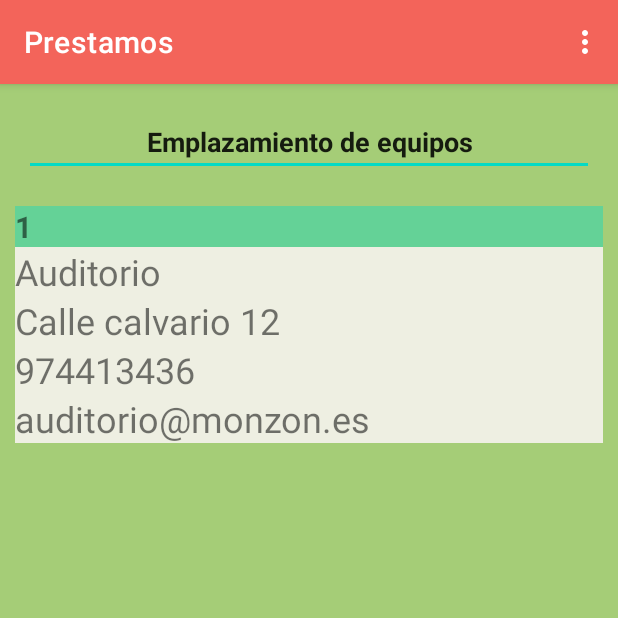
After one commit to alberto-araguas/prestamos2, an Android app: the LugaresActivity screen opened directly, with no data from a screen before it, on a phone screen of 412 x 824 dp, the top half of it. The commit adds this screen. Run offline under Robolectric (Android 15) with nearby library versions, the phone set to English and light mode, and no system bars.

Commit message:
activity lugares con menu

```diff
--- a/app/src/main/AndroidManifest.xml
+++ b/app/src/main/AndroidManifest.xml
@@ -18,6 +18,9 @@
         android:theme="@style/Theme.prestamostheme">
         <activity
             android:name=".FamiliaActivity"
+            android:exported="false" />
+        <activity
+            android:name=".LugaresActivity"
             android:exported="false" />
         <activity android:name="com.aaraguas.ilernaprestamos.SplashscreenActivity">
             <intent-filter>
--- /dev/null
+++ b/app/src/main/java/com/aaraguas/ilernaprestamos/Adapters/RecycleViewAdapterLugares.kt
@@ -0,0 +1,69 @@
+package com.aaraguas.ilernaprestamos.Adapters
+
+import android.content.Context
+import android.database.Cursor
+import android.view.LayoutInflater
+import android.view.View
+import android.view.ViewGroup
+import android.widget.TextView
+import androidx.recyclerview.widget.RecyclerView
+import com.aaraguas.ilernaprestamos.R
+import com.aaraguas.ilernaprestamos.databinding.ItemLugaresBinding
+
+class RecycleViewAdapterLugares
+    : RecyclerView.Adapter<RecycleViewAdapterLugares.ViewHolder>(){
+
+    lateinit var context : Context
+    lateinit var cursor : Cursor
+
+        inner class ViewHolder: RecyclerView.ViewHolder{
+
+            val idLugar: TextView
+            val NombreLugar: TextView
+            val DireccionLugar: TextView
+            val TelefonoLugar: TextView
+            val CorreoLugar: TextView
+
+
+            constructor(view: View) : super(view) {
+                val bindingItemsRV = ItemLugaresBinding.bind(view)
+
+                idLugar = bindingItemsRV.viewLugarId
+                NombreLugar= bindingItemsRV.viewNombreLugar
+                DireccionLugar= bindingItemsRV.viewDireccionLugar
+                TelefonoLugar= bindingItemsRV.viewTelefonoLugar
+                CorreoLugar= bindingItemsRV.viewCorreoLugar
+
+            }
+        }
+
+    override fun onCreateViewHolder(parent: ViewGroup, viewType: Int): ViewHolder {
+        val inflater = LayoutInflater.from(parent.context)
+        return ViewHolder(inflater.inflate(R.layout.item_lugares, parent, false))
+    }
+
+    override fun onBindViewHolder(holder: ViewHolder, position: Int) {
+        cursor.moveToPosition(position)
+
+        holder.idLugar.text=cursor.getString(0)
+        holder.NombreLugar.text=cursor.getString(1)
+        holder.DireccionLugar.text=cursor.getString(2)
+        holder.TelefonoLugar.text=cursor.getString(3)
+        holder.CorreoLugar.text=cursor.getString(4)
+
+    }
+
+    override fun getItemCount(): Int {
+       if (cursor == null)
+           return 0
+        else
+            return cursor.count
+    }
+
+    fun RecycleViewAdapterLugares(context : Context, cursor : Cursor) {
+        this.context = context
+        this.cursor = cursor
+
+
+    }
+}
--- /dev/null
+++ b/app/src/main/java/com/aaraguas/ilernaprestamos/LugaresActivity.kt
@@ -0,0 +1,88 @@
+package com.aaraguas.ilernaprestamos
+
+import android.content.Intent
+import android.database.Cursor
+import android.database.sqlite.SQLiteDatabase
+import androidx.appcompat.app.AppCompatActivity
+import android.os.Bundle
+import android.view.LayoutInflater
+import android.view.Menu
+import android.view.MenuInflater
+import android.view.MenuItem
+import android.widget.ArrayAdapter
+import android.widget.Spinner
+import androidx.appcompat.app.AlertDialog
+import androidx.recyclerview.widget.LinearLayoutManager
+import com.aaraguas.ilernaprestamos.Adapters.RecycleViewAdapterLugares
+import com.aaraguas.ilernaprestamos.R
+import com.aaraguas.ilernaprestamos.databinding.ActivityLugaresBinding
+import kotlinx.android.synthetic.main.layout_busca.*
+
+class LugaresActivity: AppCompatActivity() {
+
+    private lateinit var binding: ActivityLugaresBinding
+    private lateinit var lugaresDBHelper: dbaseSQLiteHelper
+    private lateinit var db: SQLiteDatabase
+
+
+    override fun onCreate(savedInstanceState: Bundle?) {
+        super.onCreate(savedInstanceState)
+
+        binding = ActivityLugaresBinding.inflate(layoutInflater)
+        setContentView(binding.root)
+
+        lugaresDBHelper=dbaseSQLiteHelper(this)
+
+        lugaresDBHelper.agregarLugar("Auditorio","Calle calvario 12",974413436,"auditorio@monzon.es")
+
+
+        db=lugaresDBHelper.readableDatabase
+
+        val cursor : Cursor = db.rawQuery("SELECT * FROM lugares",null)
+
+        val adaptador = RecycleViewAdapterLugares()
+        adaptador.RecycleViewAdapterLugares(this, cursor)
+
+        binding.listaLugares.setHasFixedSize(true)
+        binding.listaLugares.layoutManager= LinearLayoutManager(this)
+        binding.listaLugares.adapter=adaptador
+    }
+
+    override fun onDestroy() {
+        super.onDestroy()
+        db.close()
+    }
+
+
+    override fun onCreateOptionsMenu(menu: Menu?): Boolean {
+        val inflater: MenuInflater = menuInflater
+        inflater.inflate(R.menu.menu_lugares, menu)
+        return true
+    }
+
+    override fun onOptionsItemSelected(item: MenuItem): Boolean {
+
+        return when (item.itemId) {
+
+            R.id.opLugarInsertar -> {
+
+                true
+            }
+            R.id.opLugarBorrar -> {
+                true
+            }
+            R.id.opLugarVolver -> {
+                val intent = Intent(this, MainActivity::class.java).apply {
+
+                }
+                startActivity(intent)
+                true
+            }
+            else -> {
+                //cargaBusqueda(dbaseSQLiteHelper.CAMPO_ESTILO, item.title.toString())
+                true
+            }
+        }
+        return super.onOptionsItemSelected(item)
+    }
+}
--- a/app/src/main/java/com/aaraguas/ilernaprestamos/MainActivity.kt
+++ b/app/src/main/java/com/aaraguas/ilernaprestamos/MainActivity.kt
@@ -90,6 +90,13 @@ class MainActivity : AppCompatActivity() {
             R.id.opMostrar -> {
                 true
             }
+            R.id.opLocales -> {
+                val intent = Intent(this, LugaresActivity::class.java).apply {
+
+                }
+                startActivity(intent)
+                true
+            }
             R.id.opFamilia -> {
                 val intent = Intent(this, FamiliaActivity::class.java).apply {
 
--- a/app/src/main/java/com/aaraguas/ilernaprestamos/dbaseSQLiteHelper.kt
+++ b/app/src/main/java/com/aaraguas/ilernaprestamos/dbaseSQLiteHelper.kt
@@ -7,7 +7,7 @@ import android.database.sqlite.SQLiteDatabase
 import android.database.sqlite.SQLiteOpenHelper
 
 class dbaseSQLiteHelper (context: Context) : SQLiteOpenHelper(
-    context, "prestamos.db", null, 1) {
+    context, "prestamos.db", null, 2) {
 
     private lateinit var db : SQLiteDatabase
 
@@ -27,6 +27,15 @@ class dbaseSQLiteHelper (context: Context) : SQLiteOpenHelper(
         val TABLA_FAMILIA = "familia"
         val CAMPO_IDF = "_idF"
         val CAMPO_FNOMBRE = "familia_nombre"
+        //tabla lugares
+        val TABLA_LUGARES = "lugares"
+        val CAMPO_IDL = "_idL"
+        val CAMPO_LNOMBRE = "lugares_nombre"
+        val CAMPO_LDIRECCION = "lugares_direccion"
+        val CAMPO_LTELEFONO = "lugares_telefono"
+        val CAMPO_LCORREO = "lugares_correo"
+
+
 
     }
 
@@ -43,6 +52,11 @@ class dbaseSQLiteHelper (context: Context) : SQLiteOpenHelper(
 
         db!!.execSQL(ordenCreacionFamilia)
 
+        val ordenCreacionlugares = "CREATE TABLE $TABLA_LUGARES " +
+                "($CAMPO_IDL INTEGER PRIMARY KEY AUTOINCREMENT, $CAMPO_LNOMBRE TEXT, " +
+                "$CAMPO_LDIRECCION TEXT, $CAMPO_LTELEFONO LONG , $CAMPO_LCORREO TEXT)"
+        db!!.execSQL(ordenCreacionlugares)
+
 
 
     }
@@ -52,6 +66,8 @@ class dbaseSQLiteHelper (context: Context) : SQLiteOpenHelper(
         db!!.execSQL(ordenBorrado)
         val ordenBorradoFamilia = "DROP TABLE IF EXISTS familia"
         db!!.execSQL(ordenBorradoFamilia)
+        val ordenBorradoLugares = "DROP TABLE IF EXISTS lugares"
+        db!!.execSQL(ordenBorradoLugares)
         onCreate(db)
     }
 
@@ -142,6 +158,19 @@ class dbaseSQLiteHelper (context: Context) : SQLiteOpenHelper(
         db.close()
     }
 
+    //CRUD TABLA LUGARES
+    fun agregarLugar(lugar_nombre: String,lugar_direccion: String,lugar_telefono: Long,lugar_correo: String) {
+        val datos = ContentValues()
+        datos.put(CAMPO_LNOMBRE, lugar_nombre)
+        datos.put(CAMPO_LDIRECCION, lugar_direccion)
+        datos.put(CAMPO_LTELEFONO, lugar_telefono)
+        datos.put(CAMPO_LCORREO, lugar_correo)
+
+        val db = this.writableDatabase
+        db.insert(TABLA_LUGARES, null, datos)
+        db.close()
+    }
+
 
     fun cerrarDB() {
         db.close()
--- /dev/null
+++ b/app/src/main/res/layout/activity_lugares.xml
@@ -0,0 +1,38 @@
+<?xml version="1.0" encoding="utf-8"?>
+<androidx.constraintlayout.widget.ConstraintLayout xmlns:android="http://schemas.android.com/apk/res/android"
+    xmlns:app="http://schemas.android.com/apk/res-auto"
+    xmlns:tools="http://schemas.android.com/tools"
+    android:layout_width="match_parent"
+    android:layout_height="match_parent"
+    android:background="#A5CD77"
+    tools:context=".LugaresActivity">
+
+    <EditText
+        android:id="@+id/editTextTextlugarName"
+        android:layout_width="0dp"
+        android:layout_height="wrap_content"
+        android:layout_marginStart="16dp"
+        android:layout_marginTop="16dp"
+        android:layout_marginEnd="16dp"
+        android:ems="10"
+        android:inputType="textPersonName"
+        android:text="Emplazamiento de equipos"
+        android:textAlignment="center"
+        android:textStyle="bold"
+        app:layout_constraintEnd_toEndOf="parent"
+        app:layout_constraintStart_toStartOf="parent"
+        app:layout_constraintTop_toTopOf="parent" />
+
+    <androidx.recyclerview.widget.RecyclerView
+        android:id="@+id/listaLugares"
+        android:layout_width="0dp"
+        android:layout_height="wrap_content"
+        android:layout_marginStart="10dp"
+        android:layout_marginTop="20dp"
+        android:layout_marginEnd="10dp"
+        app:layout_constraintEnd_toEndOf="parent"
+        app:layout_constraintHorizontal_bias="1.0"
+        app:layout_constraintStart_toStartOf="parent"
+        app:layout_constraintTop_toBottomOf="@+id/editTextTextlugarName"
+        tools:ignore="MissingConstraints" />
+</androidx.constraintlayout.widget.ConstraintLayout>
--- a/app/src/main/res/layout/item_familias.xml
+++ b/app/src/main/res/layout/item_familias.xml
@@ -22,7 +22,7 @@
             android:id="@+id/viewNombreFamilia"
             android:layout_width="match_parent"
             android:layout_height="wrap_content"
-            android:background="#AEB6EC"
+            android:background="#68BED8"
             android:text="NombreFamilia"
             android:textSize="24sp" />
     </LinearLayout>
--- /dev/null
+++ b/app/src/main/res/layout/item_lugares.xml
@@ -0,0 +1,51 @@
+<?xml version="1.0" encoding="utf-8"?>
+<LinearLayout xmlns:android="http://schemas.android.com/apk/res/android"
+    android:layout_width="match_parent"
+    android:layout_height="match_parent">
+
+
+    <LinearLayout
+        android:layout_width="match_parent"
+        android:layout_height="match_parent"
+        android:orientation="vertical">
+
+        <TextView
+            android:id="@+id/viewLugarId"
+            android:layout_width="match_parent"
+            android:layout_height="wrap_content"
+            android:background="#FB9C10"
+            android:backgroundTint="?android:attr/textColorHighlightInverse"
+            android:text="id_Lugar"
+            android:textSize="20sp"
+            android:textStyle="bold" />
+
+        <TextView
+            android:id="@+id/viewNombreLugar"
+            android:layout_width="match_parent"
+            android:layout_height="wrap_content"
+            android:background="#EEEFE2"
+            android:text="NombreLugar"
+            android:textSize="24sp" />
+        <TextView
+            android:id="@+id/viewDireccionLugar"
+            android:layout_width="match_parent"
+            android:layout_height="wrap_content"
+            android:background="#EEEFE2"
+            android:text="DireccionLugar"
+            android:textSize="24sp" />
+        <TextView
+            android:id="@+id/viewTelefonoLugar"
+            android:layout_width="match_parent"
+            android:layout_height="wrap_content"
+            android:background="#EEEFE2"
+            android:text="TelefonoLugar"
+            android:textSize="24sp" />
+        <TextView
+            android:id="@+id/viewCorreoLugar"
+            android:layout_width="match_parent"
+            android:layout_height="wrap_content"
+            android:background="#EEEFE2"
+            android:text="CorreoLugar"
+            android:textSize="24sp" />
+    </LinearLayout>
+</LinearLayout>
--- /dev/null
+++ b/app/src/main/res/menu/menu_lugares.xml
@@ -0,0 +1,17 @@
+<?xml version="1.0" encoding="utf-8"?>
+<menu xmlns:android="http://schemas.android.com/apk/res/android"
+    xmlns:tools = "http://schemas.android.com/tools"
+    tools:context = ".FamiliaActivity">
+
+    <item
+        android:id="@+id/opLugarInsertar"
+        android:title="Insertar" />
+    <item
+        android:id="@+id/opLugarBorrar"
+        android:title="Borrar" />
+    <item
+        android:id="@+id/opLugarVolver"
+        android:title="Volver" />
+
+
+</menu>
```
